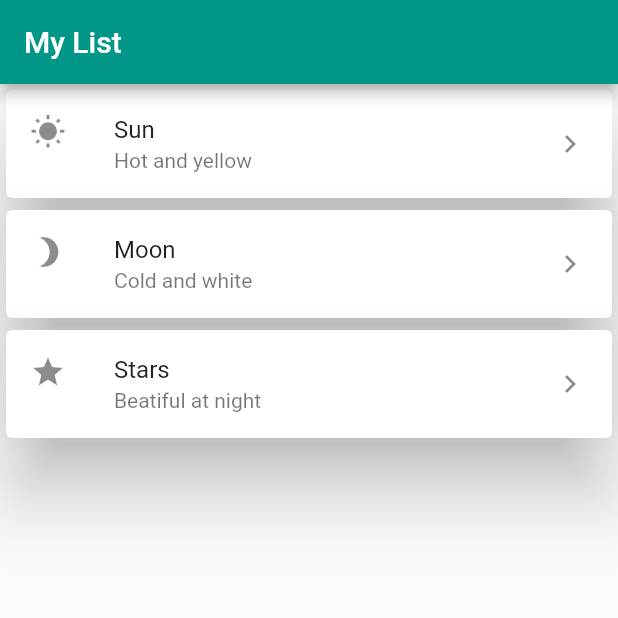
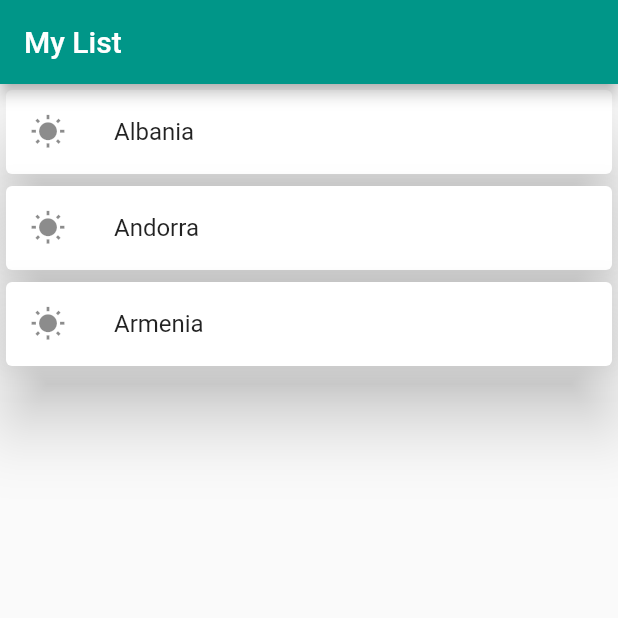
Before and after one commit to suragch/class_app, a Flutter app: the screen it shows after launch, on a phone screen of 412 x 824 dp, the top half of it. Run offline on Flutter 3.47's test engine with Material 2 defaults, Android fonts, the light colour scheme and no system bars.

Commit message:
changes from last class

```diff
--- a/lib/main.dart
+++ b/lib/main.dart
@@ -5,6 +5,9 @@ void main() {
   print(myList[1]);
 
   runApp(MyApp());
+
+  final student = Student();
+  student.eat();
 }
 
 class MyApp extends StatelessWidget {
@@ -19,61 +22,31 @@ class MyApp extends StatelessWidget {
   }
 }
 
-class HomePage extends StatelessWidget {
+class Person {
+  void eat() {
+    print("I am eating.");
+  }
+}
+
+class Student extends Person {
+  @override
+  void eat() {
+    print("The student is eating.");
+  }
+}
+
+class HomePage extends StatefulWidget {
   HomePage({Key? key}) : super(key: key);
 
-  final europeanCountries = [
+  @override
+  State<HomePage> createState() => _HomePageState();
+}
+
+class _HomePageState extends State<HomePage> {
+  final countries = [
     'Albania',
     'Andorra',
     'Armenia',
-    'Austria',
-    'Azerbaijan',
-    'Belarus',
-    'Belgium',
-    'Bosnia and Herzegovina',
-    'Bulgaria',
-    'Croatia',
-    'Cyprus',
-    'Czech Republic',
-    'Denmark',
-    'Estonia',
-    'Finland',
-    'France',
-    'Georgia',
-    'Germany',
-    'Greece',
-    'Hungary',
-    'Iceland',
-    'Ireland',
-    'Italy',
-    'Kazakhstan',
-    'Kosovo',
-    'Latvia',
-    'Liechtenstein',
-    'Lithuania',
-    'Luxembourg',
-    'Macedonia',
-    'Malta',
-    'Moldova',
-    'Monaco',
-    'Montenegro',
-    'Netherlands',
-    'Norway',
-    'Poland',
-    'Portugal',
-    'Romania',
-    'Russia',
-    'San Marino',
-    'Serbia',
-    'Slovakia',
-    'Slovenia',
-    'Spain',
-    'Sweden',
-    'Switzerland',
-    'Turkey',
-    'Ukraine',
-    'United Kingdom',
-    'Vatican City'
   ];
 
   @override
@@ -82,45 +55,22 @@ class HomePage extends StatelessWidget {
       appBar: AppBar(
         title: Text("My List"),
       ),
-      body: ListView(
-        children: [
-          Card(
+      body: ListView.builder(
+        itemCount: countries.length,
+        itemBuilder: (context, index) {
+          return Card(
             elevation: 20,
             child: ListTile(
               leading: Icon(Icons.wb_sunny),
-              title: Text('Sun'),
-              subtitle: Text('Hot and yellow'),
-              trailing: Icon(Icons.keyboard_arrow_right),
+              title: Text(countries[index]),
               onTap: () {
-                print('Sun');
+                setState(() {
+                  countries.add('Mongol');
+                });
               },
             ),
-          ),
-          Card(
-            elevation: 20,
-            child: ListTile(
-              leading: Icon(Icons.brightness_3),
-              title: Text('Moon'),
-              subtitle: Text('Cold and white'),
-              trailing: Icon(Icons.keyboard_arrow_right),
-              onTap: () {
-                print('Moon');
-              },
-            ),
-          ),
-          Card(
-            elevation: 20,
-            child: ListTile(
-              leading: Icon(Icons.star),
-              title: Text('Stars'),
-              subtitle: Text('Beatiful at night'),
-              trailing: Icon(Icons.keyboard_arrow_right),
-              onTap: () {
-                print('Stars');
-              },
-            ),
-          ),
-        ],
+          );
+        },
       ),
     );
   }
```
